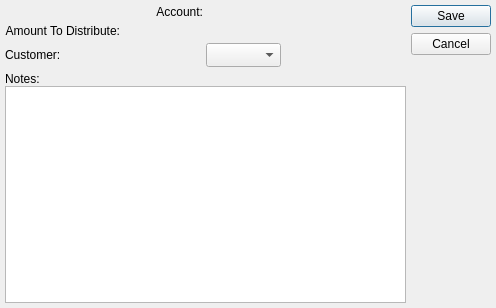
Before: the Qt Designer form guiclient/cashReceiptMiscDistrib.ui in discountscott/qt-client, drawn with Qt 5.
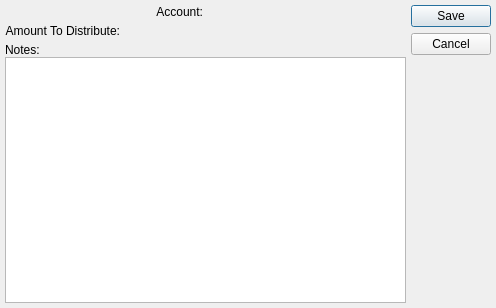
After: the same form once the commit is applied. Custom widgets are drawn as their Qt base class.

What changed in the file:
```diff
--- a/guiclient/cashReceiptMiscDistrib.ui
+++ b/guiclient/cashReceiptMiscDistrib.ui
@@ -84,33 +84,6 @@
        </item>
       </layout>
      </item>
-     <item>
-      <layout class="QHBoxLayout" name="horizontalLayout_3">
-       <property name="spacing">
-        <number>1</number>
-       </property>
-       <item>
-        <widget class="XLabel" name="_custSelLit">
-         <property name="text">
-          <string>Customer:</string>
-         </property>
-         <property name="buddy">
-          <cstring>_custSelector</cstring>
-         </property>
-        </widget>
-       </item>
-       <item alignment="Qt::AlignLeft">
-        <widget class="XComboBox" name="_custSelector">
-         <property name="minimumSize">
-          <size>
-           <width>75</width>
-           <height>24</height>
-          </size>
-         </property>
-        </widget>
-       </item>
-      </layout>
-     </item>
      <item>
       <layout class="QVBoxLayout">
        <property name="spacing">
@@ -163,16 +136,6 @@
    <extends>QWidget</extends>
    <header>glcluster.h</header>
   </customwidget>
-  <customwidget>
-   <class>XComboBox</class>
-   <extends>QComboBox</extends>
-   <header>xcombobox.h</header>
-  </customwidget>
-  <customwidget>
-   <class>XLabel</class>
-   <extends>QLabel</extends>
-   <header>xlabel.h</header>
-  </customwidget>
   <customwidget>
    <class>XTextEdit</class>
    <extends>QTextEdit</extends>
```
Left out of the diff: 1 changed line with no effect on the pictures.
